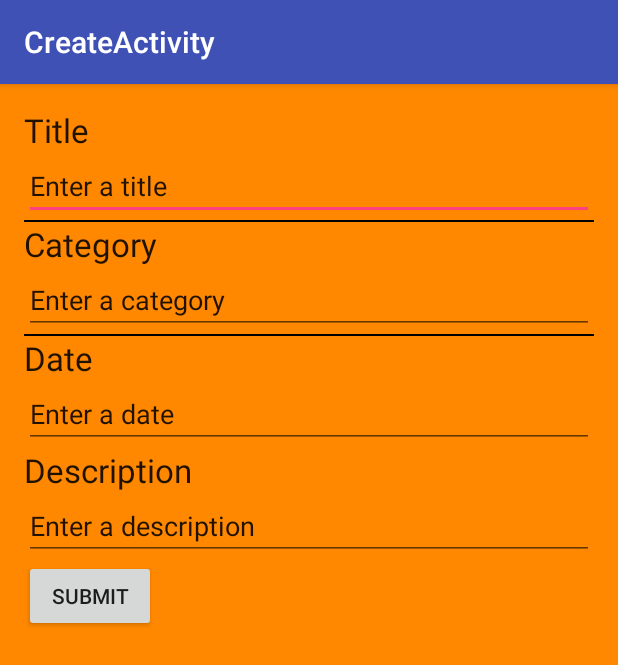
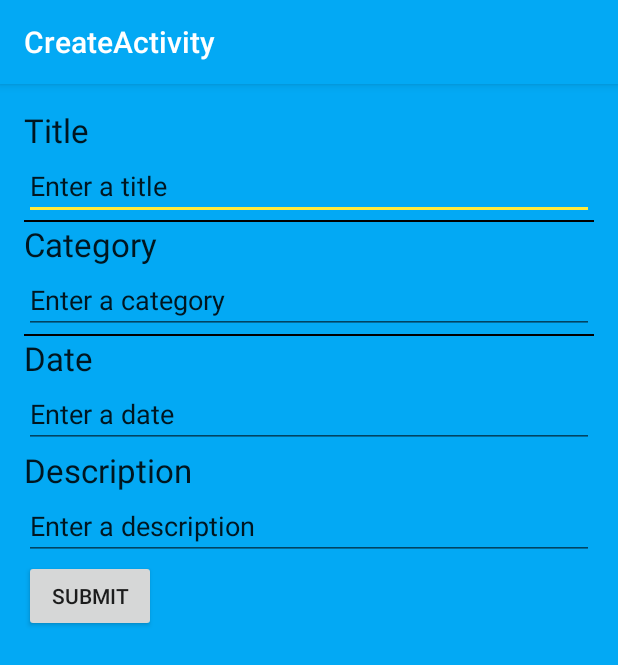
Before and after one commit to BlaineParr/QuickMemoNew, an Android app: the CreateActivity screen opened directly, with no data from a screen before it, on a phone screen of 412 x 824 dp. Shown: the top 665 px of the screen. Run offline under Robolectric (Android 15) with nearby library versions, the phone set to English and light mode, and no system bars.

Commit message:
changed colors

```diff
--- a/app/src/main/res/layout/content_create.xml
+++ b/app/src/main/res/layout/content_create.xml
@@ -12,7 +12,7 @@
     app:layout_behavior="@string/appbar_scrolling_view_behavior"
     tools:context="ca.georgiancollege.quickmemo.CreateActivity"
     tools:showIn="@layout/activity_create"
-    android:background="@android:color/holo_orange_dark">
+    android:background="@color/colorPrimary">
 
     <LinearLayout
         android:orientation="horizontal"
--- a/app/src/main/res/layout/content_main.xml
+++ b/app/src/main/res/layout/content_main.xml
@@ -13,7 +13,7 @@
     tools:context="ca.georgiancollege.quickmemo.MainActivity"
     tools:showIn="@layout/activity_main"
     android:touchscreenBlocksFocus="false"
-    android:background="@android:color/holo_orange_dark"
+    android:background="@color/colorPrimary"
     android:id="@+id/MainLayout">
 
     <LinearLayout
--- a/app/src/main/res/values/colors.xml
+++ b/app/src/main/res/values/colors.xml
@@ -1,6 +1,11 @@
 <?xml version="1.0" encoding="utf-8"?>
 <resources>
-    <color name="colorPrimary">#3F51B5</color>
-    <color name="colorPrimaryDark">#303F9F</color>
-    <color name="colorAccent">#FF4081</color>
+    <color name="colorPrimary">#03a9f4</color>
+    <color name="colorPrimaryDark">#0288D1</color>
+    <color name="colorAccent">#FFEB3B</color>
+    <color name="primaryLight">#B3E5FC</color>
+    <color name="primary_text">#212121</color>
+    <color name="secondaryText">#727272</color>
+    <color name="icons">#FFFFFF</color>
+    <color name="divider">#B6B6B6</color>
 </resources>
```
Also changed, not shown: 4 other files.
